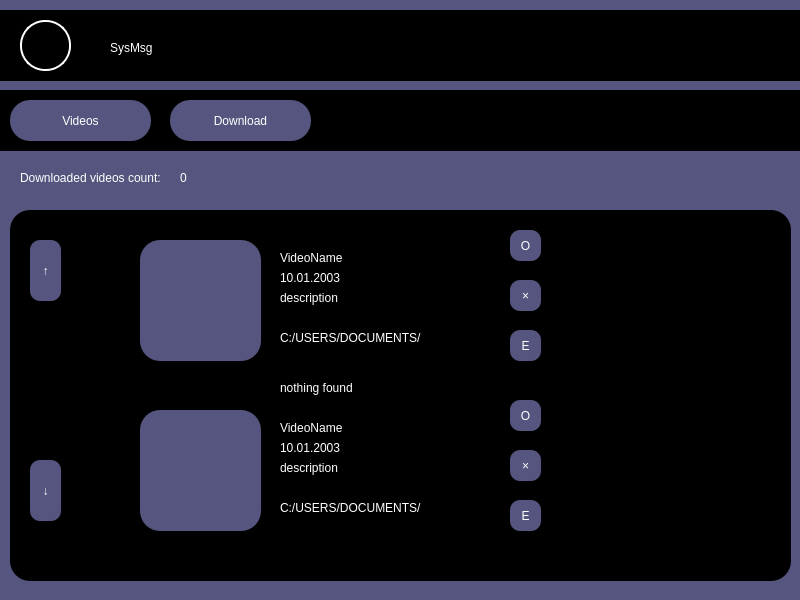
First picture: the form in app/appUI/UI-ST0.ui, repository mathews3s/YTSaver, before the edit.
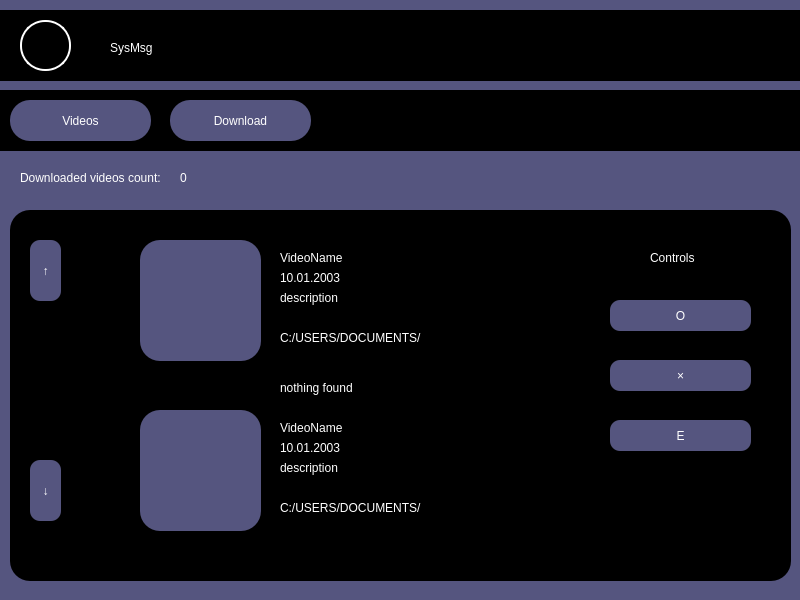
Second picture: the form after the edit. The open tabs and pages were chosen to show the change.

Commit message: #007 ui: - change UI of app for more universality in context of using video control buttons; - New tab for video preview implementation;

The edit to the form file:
```diff
--- a/app/appUI/UI-ST0.ui
+++ b/app/appUI/UI-ST0.ui
@@ -236,7 +236,7 @@
         <rect>
          <x>120</x>
          <y>20</y>
-         <width>441</width>
+         <width>451</width>
          <height>141</height>
         </rect>
        </property>
@@ -266,7 +266,7 @@
          <rect>
           <x>150</x>
           <y>20</y>
-          <width>81</width>
+          <width>281</width>
           <height>16</height>
          </rect>
         </property>
@@ -300,7 +300,7 @@
          <rect>
           <x>150</x>
           <y>60</y>
-          <width>141</width>
+          <width>301</width>
           <height>16</height>
          </rect>
         </property>
@@ -317,7 +317,7 @@
          <rect>
           <x>150</x>
           <y>100</y>
-          <width>141</width>
+          <width>301</width>
           <height>16</height>
          </rect>
         </property>
@@ -329,70 +329,13 @@
          <string>C:/USERS/DOCUMENTS/</string>
         </property>
        </widget>
-       <widget class="QPushButton" name="VID1_DeleteButton">
-        <property name="geometry">
-         <rect>
-          <x>380</x>
-          <y>50</y>
-          <width>31</width>
-          <height>31</height>
-         </rect>
-        </property>
-        <property name="styleSheet">
-         <string notr="true">background-color: rgb(85, 85, 127);
-color: rgb(255, 255, 255);
-border-radius: 10px
-</string>
-        </property>
-        <property name="text">
-         <string>×</string>
-        </property>
-       </widget>
-       <widget class="QPushButton" name="VID1_EditButton">
-        <property name="geometry">
-         <rect>
-          <x>380</x>
-          <y>100</y>
-          <width>31</width>
-          <height>31</height>
-         </rect>
-        </property>
-        <property name="styleSheet">
-         <string notr="true">background-color: rgb(85, 85, 127);
-color: rgb(255, 255, 255);
-border-radius: 10px
-</string>
-        </property>
-        <property name="text">
-         <string>E</string>
-        </property>
-       </widget>
-       <widget class="QPushButton" name="VID1_WatchButton">
-        <property name="geometry">
-         <rect>
-          <x>380</x>
-          <y>0</y>
-          <width>31</width>
-          <height>31</height>
-         </rect>
-        </property>
-        <property name="styleSheet">
-         <string notr="true">background-color: rgb(85, 85, 127);
-color: rgb(255, 255, 255);
-border-radius: 10px
-</string>
-        </property>
-        <property name="text">
-         <string>O</string>
-        </property>
-       </widget>
       </widget>
       <widget class="QGroupBox" name="VID2_Container">
        <property name="geometry">
         <rect>
          <x>120</x>
          <y>190</y>
-         <width>421</width>
+         <width>451</width>
          <height>141</height>
         </rect>
        </property>
@@ -422,7 +365,7 @@
          <rect>
           <x>150</x>
           <y>20</y>
-          <width>81</width>
+          <width>301</width>
           <height>16</height>
          </rect>
         </property>
@@ -456,7 +399,7 @@
          <rect>
           <x>150</x>
           <y>60</y>
-          <width>141</width>
+          <width>301</width>
           <height>16</height>
          </rect>
         </property>
@@ -473,7 +416,7 @@
          <rect>
           <x>150</x>
           <y>100</y>
-          <width>141</width>
+          <width>301</width>
           <height>16</height>
          </rect>
         </property>
@@ -485,63 +428,6 @@
          <string>C:/USERS/DOCUMENTS/</string>
         </property>
        </widget>
-       <widget class="QPushButton" name="VID2_DeleteButton">
-        <property name="geometry">
-         <rect>
-          <x>380</x>
-          <y>50</y>
-          <width>31</width>
-          <height>31</height>
-         </rect>
-        </property>
-        <property name="styleSheet">
-         <string notr="true">background-color: rgb(85, 85, 127);
-color: rgb(255, 255, 255);
-border-radius: 10px
-</string>
-        </property>
-        <property name="text">
-         <string>×</string>
-        </property>
-       </widget>
-       <widget class="QPushButton" name="VID2_EditButton">
-        <property name="geometry">
-         <rect>
-          <x>380</x>
-          <y>100</y>
-          <width>31</width>
-          <height>31</height>
-         </rect>
-        </property>
-        <property name="styleSheet">
-         <string notr="true">background-color: rgb(85, 85, 127);
-color: rgb(255, 255, 255);
-border-radius: 10px
-</string>
-        </property>
-        <property name="text">
-         <string>E</string>
-        </property>
-       </widget>
-       <widget class="QPushButton" name="VID2_WatchButton">
-        <property name="geometry">
-         <rect>
-          <x>380</x>
-          <y>0</y>
-          <width>31</width>
-          <height>31</height>
-         </rect>
-        </property>
-        <property name="styleSheet">
-         <string notr="true">background-color: rgb(85, 85, 127);
-color: rgb(255, 255, 255);
-border-radius: 10px
-</string>
-        </property>
-        <property name="text">
-         <string>O</string>
-        </property>
-       </widget>
       </widget>
       <widget class="QLabel" name="VID_NothingLabel">
        <property name="geometry">
@@ -560,6 +446,80 @@
         <string>nothing found</string>
        </property>
       </widget>
+      <widget class="QPushButton" name="VID_WatchButton">
+       <property name="geometry">
+        <rect>
+         <x>600</x>
+         <y>90</y>
+         <width>141</width>
+         <height>31</height>
+        </rect>
+       </property>
+       <property name="styleSheet">
+        <string notr="true">background-color: rgb(85, 85, 127);
+color: rgb(255, 255, 255);
+border-radius: 10px
+</string>
+       </property>
+       <property name="text">
+        <string>O</string>
+       </property>
+      </widget>
+      <widget class="QPushButton" name="VID_DeleteButton">
+       <property name="geometry">
+        <rect>
+         <x>600</x>
+         <y>150</y>
+         <width>141</width>
+         <height>31</height>
+        </rect>
+       </property>
+       <property name="styleSheet">
+        <string notr="true">background-color: rgb(85, 85, 127);
+color: rgb(255, 255, 255);
+border-radius: 10px
+</string>
+       </property>
+       <property name="text">
+        <string>×</string>
+       </property>
+      </widget>
+      <widget class="QPushButton" name="VID_EditButton">
+       <property name="geometry">
+        <rect>
+         <x>600</x>
+         <y>210</y>
+         <width>141</width>
+         <height>31</height>
+        </rect>
+       </property>
+       <property name="styleSheet">
+        <string notr="true">background-color: rgb(85, 85, 127);
+color: rgb(255, 255, 255);
+border-radius: 10px
+</string>
+       </property>
+       <property name="text">
+        <string>E</string>
+       </property>
+      </widget>
+      <widget class="QLabel" name="VID_ControlsLabel">
+       <property name="geometry">
+        <rect>
+         <x>640</x>
+         <y>40</y>
+         <width>81</width>
+         <height>16</height>
+        </rect>
+       </property>
+       <property name="styleSheet">
+        <string notr="true">
+color: rgb(255, 255, 255);</string>
+       </property>
+       <property name="text">
+        <string>Controls</string>
+       </property>
+      </widget>
      </widget>
      <widget class="QLabel" name="VID_TabLabel">
       <property name="geometry">
```
Left out of the diff: 132 changed lines with no effect on the pictures.
